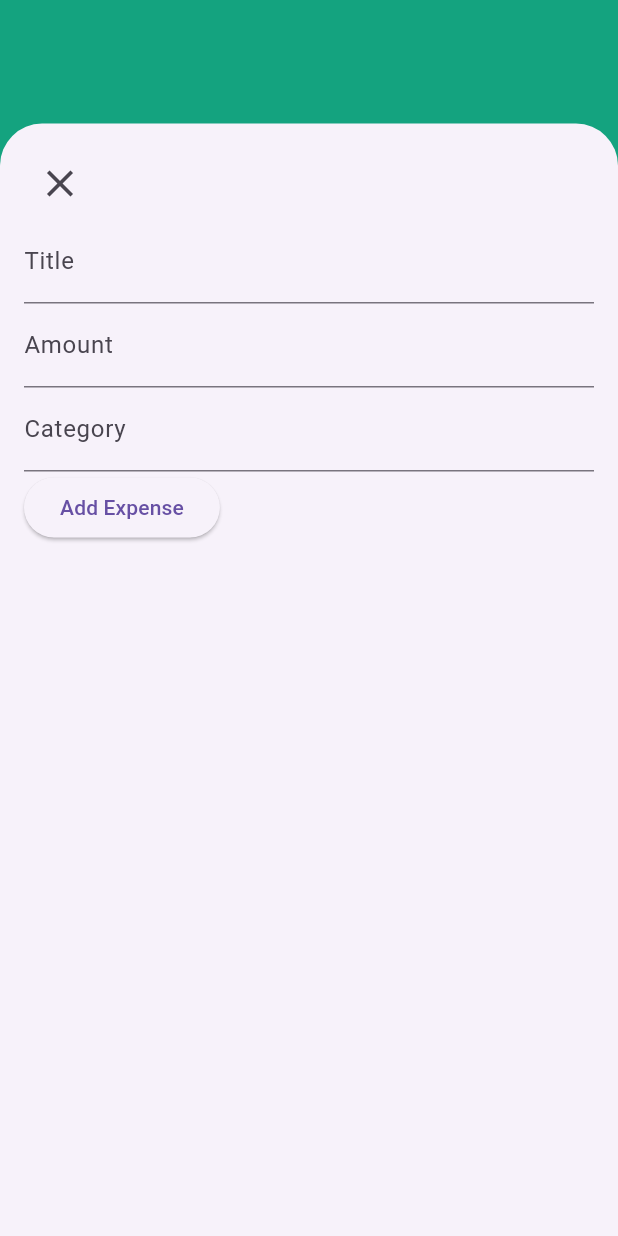
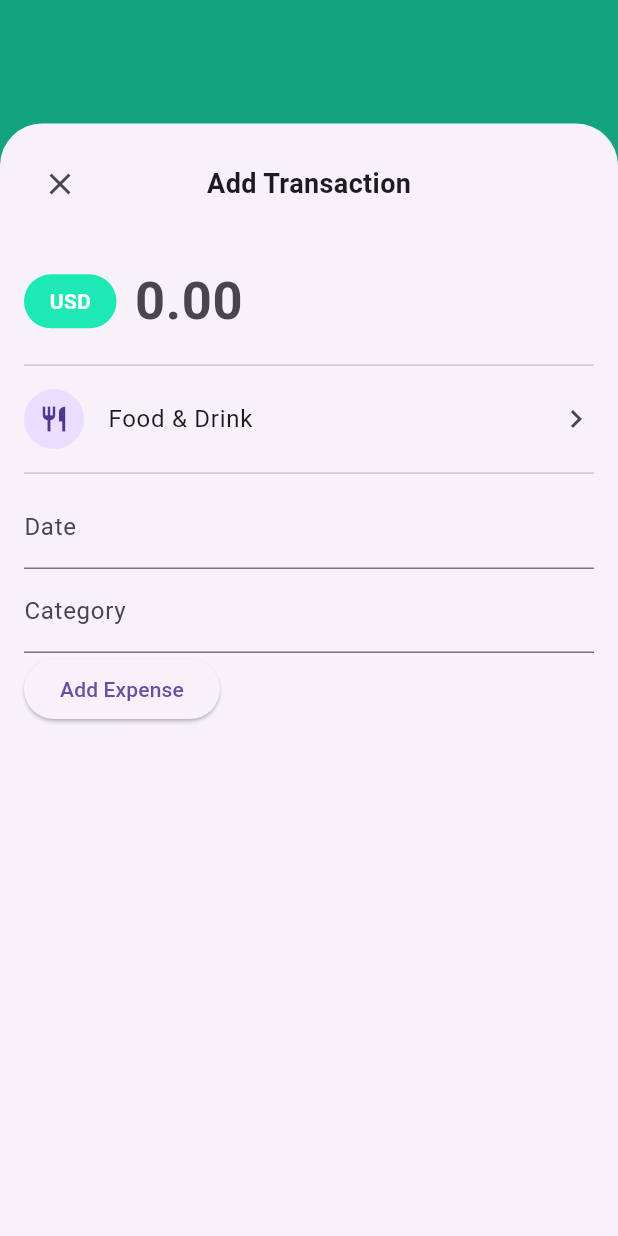
Before and after one commit to alizadamurad/mini_expense_tracker, a Flutter app: the screen it shows after launch, after a tap on the "add" icon, on a phone screen of 412 x 824 dp. Run offline on Flutter 3.47's test engine with Material 3 defaults, Android fonts, the phone set to English and light mode, and no system bars; our stand-ins replace flutter_riverpod.

Commit message:
widget tree update

```diff
--- a/lib/features/expenses/presentation/screens/expense_screen.dart
+++ b/lib/features/expenses/presentation/screens/expense_screen.dart
@@ -1,6 +1,8 @@
 import 'package:flutter/material.dart';
 import 'package:flutter_riverpod/flutter_riverpod.dart';
 import 'package:mini_expense_tracker/core/providers/expense_provider.dart';
+import 'package:mini_expense_tracker/features/expenses/presentation/widgets/add_expense_sheet.dart';
+import 'package:mini_expense_tracker/features/expenses/presentation/widgets/expense_list_item.dart';
 
 class ExpenseScreen extends ConsumerWidget {
   const ExpenseScreen({super.key});
@@ -13,48 +15,12 @@ class ExpenseScreen extends ConsumerWidget {
       floatingActionButton: FloatingActionButton(
         backgroundColor: Colors.blueAccent,
         foregroundColor: Colors.white,
-        onPressed: () {
-          showModalBottomSheet(
+        onPressed: () => showModalBottomSheet<void>(
+          builder: (_) => const AddExpenseSheet(),
           isScrollControlled: true,
           barrierColor: Colors.black.withValues(alpha: 0.3),
           context: context,
-            builder: (context) {
-              return Container(
-                height: MediaQuery.of(context).size.height * 0.9,
-                padding: const EdgeInsets.all(16.0),
-                child: Column(
-                  mainAxisSize: MainAxisSize.min,
-                  crossAxisAlignment: CrossAxisAlignment.start,
-                  children: [
-                    IconButton(
-                      icon: const Icon(Icons.close, size: 30),
-                      onPressed: () {
-                        Navigator.pop(context);
-                      },
         ),
-                    const TextField(
-                      decoration: InputDecoration(labelText: 'Title'),
-                    ),
-                    const TextField(
-                      decoration: InputDecoration(labelText: 'Amount'),
-                      keyboardType: TextInputType.number,
-                    ),
-                    const TextField(
-                      decoration: InputDecoration(labelText: 'Category'),
-                    ),
-                    ElevatedButton(
-                      onPressed: () {
-                        // Add expense logic here
-                        Navigator.pop(context);
-                      },
-                      child: const Text('Add Expense'),
-                    ),
-                  ],
-                ),
-              );
-            },
-          );
-        },
         child: const Icon(Icons.add),
       ),
       body: CustomScrollView(
@@ -88,58 +54,13 @@ class ExpenseScreen extends ConsumerWidget {
             delegate: SliverChildBuilderDelegate(
               (context, index) {
                 final expense = expenses[index];
-                return Padding(
-                  padding: const EdgeInsets.symmetric(
-                    horizontal: 10.0,
-                    vertical: 4.0,
-                  ),
-                  child: Dismissible(
-                    key: Key(expense.id),
-                    onDismissed: (direction) {
+                return ExpenseListItem(
+                  expense: expense,
+                  onDelete: () {
                     ref
                         .read(expensesProvider.notifier)
-                          .deleteExpense(
-                            expense.id,
-                          );
+                        .deleteExpense(expense.id);
                   },
-                    direction: DismissDirection.endToStart,
-                    background: Container(
-                      decoration: BoxDecoration(
-                        color: Colors.red,
-                        borderRadius: BorderRadius.circular(10),
-                      ),
-                      alignment: Alignment.centerRight,
-                      padding: const EdgeInsets.symmetric(horizontal: 20),
-                      child: const Icon(Icons.delete, color: Colors.white),
-                    ),
-                    child: Container(
-                      decoration: BoxDecoration(
-                        color: Colors.white,
-                        border: Border.all(color: Colors.black),
-                        borderRadius: BorderRadius.circular(10),
-                      ),
-                      child: ListTile(
-                        style: ListTileStyle.list,
-                        leading: expense.category == 'Food'
-                            ? const Icon(Icons.fastfood)
-                            : expense.category == 'Transportation'
-                            ? const Icon(Icons.directions_car)
-                            : expense.category == 'Entertainment'
-                            ? const Icon(Icons.movie)
-                            : const Icon(Icons.shopping_cart),
-                        title: Text(' ${expense.title}'),
-                        trailing: Row(
-                          mainAxisSize: MainAxisSize.min,
-                          children: [
-                            Text("\$${expense.amount}"),
-                          ],
-                        ),
-                        subtitle: Text(
-                          "${expense.date.toLocal()}".split(' ')[0],
-                        ),
-                      ),
-                    ),
-                  ),
                 );
               },
               childCount: expenses.length,
--- /dev/null
+++ b/lib/features/expenses/presentation/widgets/add_expense_sheet.dart
@@ -0,0 +1,202 @@
+import 'package:flutter/material.dart';
+
+class AddExpenseSheet extends StatefulWidget {
+  const AddExpenseSheet({super.key});
+
+  @override
+  State<AddExpenseSheet> createState() => _AddExpenseSheetState();
+}
+
+class _AddExpenseSheetState extends State<AddExpenseSheet> {
+  static const _categories = [
+    'Food & Drink',
+    'Transportation',
+    'Shopping',
+    'Entertainment',
+    'Other',
+  ];
+
+  String _category = 'Food & Drink';
+  DateTime _date = DateTime.now();
+
+  Future<void> _chooseCategory() async {
+    final category = await showModalBottomSheet<String>(
+      context: context,
+      builder: (context) => SafeArea(
+        child: Column(
+          mainAxisSize: MainAxisSize.min,
+          children: _categories
+              .map(
+                (item) => ListTile(
+                  title: Text(item),
+                  onTap: () => Navigator.pop(context, item),
+                ),
+              )
+              .toList(),
+        ),
+      ),
+    );
+
+    if (category != null) {
+      setState(() => _category = category);
+    }
+  }
+
+  Future<void> _chooseDate() async {
+    final date = await showDatePicker(
+      context: context,
+      initialDate: _date,
+      firstDate: DateTime(2000),
+      lastDate: DateTime(2100),
+    );
+
+    if (date != null) {
+      setState(() => _date = date);
+    }
+  }
+
+  String get _formattedDate {
+    const months = [
+      'January',
+      'February',
+      'March',
+      'April',
+      'May',
+      'June',
+      'July',
+      'August',
+      'September',
+      'October',
+      'November',
+      'December',
+    ];
+
+    return '${_date.day} ${months[_date.month - 1]} ${_date.year}';
+  }
+
+  @override
+  Widget build(BuildContext context) {
+    return GestureDetector(
+      onTap: () => FocusScope.of(context).unfocus(),
+      child: SizedBox(
+        height: MediaQuery.sizeOf(context).height * 0.9,
+        child: Padding(
+          padding: const EdgeInsets.all(16),
+          child: Column(
+            crossAxisAlignment: CrossAxisAlignment.start,
+            children: [
+              Row(
+                children: [
+                  IconButton(
+                    icon: const Icon(Icons.close),
+                    onPressed: () => Navigator.pop(context),
+                  ),
+                  const Expanded(
+                    child: Center(
+                      child: Text(
+                        'Add Transaction',
+                        style: TextStyle(
+                          fontWeight: FontWeight.w600,
+                          fontSize: 18,
+                        ),
+                      ),
+                    ),
+                  ),
+                  const SizedBox(width: 48),
+                ],
+              ),
+              const SizedBox(height: 20),
+
+              Row(
+                children: [
+                  Container(
+                    padding: const EdgeInsets.symmetric(
+                      horizontal: 17,
+                      vertical: 8,
+                    ),
+                    decoration: BoxDecoration(
+                      color: Colors.tealAccent.shade400,
+
+                      borderRadius: BorderRadius.circular(25),
+                    ),
+
+                    child: const Text(
+                      "USD",
+                      style: TextStyle(
+                        color: Colors.white,
+                        fontWeight: FontWeight.w600,
+                      ),
+                    ),
+                  ),
+                  const SizedBox(width: 12),
+                  const Expanded(
+                    child: TextField(
+                      keyboardType: TextInputType.numberWithOptions(
+                        decimal: true,
+                      ),
+                      style: TextStyle(
+                        fontSize: 35,
+                        fontWeight: FontWeight.bold,
+                      ),
+                      decoration: InputDecoration(
+                        hintText: '0.00',
+                        border: InputBorder.none,
+                      ),
+                    ),
+                  ),
+                ],
+              ),
+              const Divider(),
+
+              _PickerRow(
+                icon: Icons.restaurant,
+                label: _category,
+                onTap: _chooseCategory,
+              ),
+              const Divider(),
+              const TextField(
+                decoration: InputDecoration(labelText: 'Date'),
+                keyboardType: TextInputType.number,
+              ),
+              const TextField(
+                decoration: InputDecoration(labelText: 'Category'),
+              ),
+              ElevatedButton(
+                onPressed: () {
+                  // Add expense logic here.
+                  Navigator.pop(context);
+                },
+                child: const Text('Add Expense'),
+              ),
+            ],
+          ),
+        ),
+      ),
+    );
+  }
+}
+
+class _PickerRow extends StatelessWidget {
+  const _PickerRow({
+    required this.icon,
+    required this.label,
+    required this.onTap,
+  });
+
+  final IconData icon;
+  final String label;
+  final VoidCallback onTap;
+
+  @override
+  Widget build(BuildContext context) {
+    return ListTile(
+      contentPadding: EdgeInsets.zero,
+      leading: CircleAvatar(
+        child: Icon(icon, size: 20),
+      ),
+      title: Text(label),
+      trailing: const Icon(Icons.chevron_right),
+      onTap: onTap,
+    );
+  }
+}
--- /dev/null
+++ b/lib/features/expenses/presentation/widgets/expense_list_item.dart
@@ -0,0 +1,99 @@
+import 'package:flutter/material.dart';
+import 'package:mini_expense_tracker/features/expenses/data/models/expense.dart';
+
+class ExpenseListItem extends StatelessWidget {
+  const ExpenseListItem({
+    required this.expense,
+    required this.onDelete,
+    super.key,
+  });
+
+  final Expense expense;
+  final VoidCallback onDelete;
+
+  static const double _radius = 10;
+
+  @override
+  Widget build(BuildContext context) {
+    return Padding(
+      padding: const EdgeInsets.symmetric(horizontal: 10, vertical: 4),
+      child: Dismissible(
+        key: ValueKey(expense.id),
+        direction: DismissDirection.endToStart,
+        onDismissed: (_) => onDelete(),
+        background: Container(
+          alignment: Alignment.centerRight,
+          padding: const EdgeInsets.symmetric(horizontal: 20),
+          decoration: BoxDecoration(
+            color: Colors.red,
+            borderRadius: BorderRadius.circular(_radius),
+          ),
+          child: const Icon(Icons.delete, color: Colors.white),
+        ),
+        child: Material(
+          color: Colors.white,
+          clipBehavior: Clip.antiAlias,
+          shape: RoundedRectangleBorder(
+            borderRadius: BorderRadius.circular(_radius),
+            side: const BorderSide(color: Colors.black),
+          ),
+          child: Padding(
+            padding: const EdgeInsets.symmetric(horizontal: 20, vertical: 18),
+            child: Row(
+              children: [
+                Icon(
+                  _iconForCategory(expense.category),
+                  color: Colors.blueGrey,
+                  size: 28,
+                ),
+                const SizedBox(width: 20),
+                Expanded(
+                  child: Column(
+                    mainAxisSize: MainAxisSize.min,
+                    crossAxisAlignment: CrossAxisAlignment.start,
+                    children: [
+                      Text(
+                        expense.title,
+                        style: const TextStyle(fontSize: 18),
+                      ),
+                      const SizedBox(height: 4),
+                      Text(
+                        expense.date.toLocal().toString().split(' ')[0],
+                        style: const TextStyle(
+                          fontSize: 15,
+                          color: Colors.blueGrey,
+                        ),
+                      ),
+                    ],
+                  ),
+                ),
+                const SizedBox(width: 12),
+                Text(
+                  '\$${expense.amount}',
+                  style: const TextStyle(
+                    fontSize: 16,
+                    fontWeight: FontWeight.w600,
+                    color: Colors.black87,
+                  ),
+                ),
+              ],
+            ),
+          ),
+        ),
+      ),
+    );
+  }
+
+  IconData _iconForCategory(String category) {
+    switch (category) {
+      case 'Food':
+        return Icons.fastfood;
+      case 'Transportation':
+        return Icons.directions_car;
+      case 'Entertainment':
+        return Icons.movie;
+      default:
+        return Icons.shopping_cart;
+    }
+  }
+}
```
Lines whose indentation alone changed are shown as unchanged.
